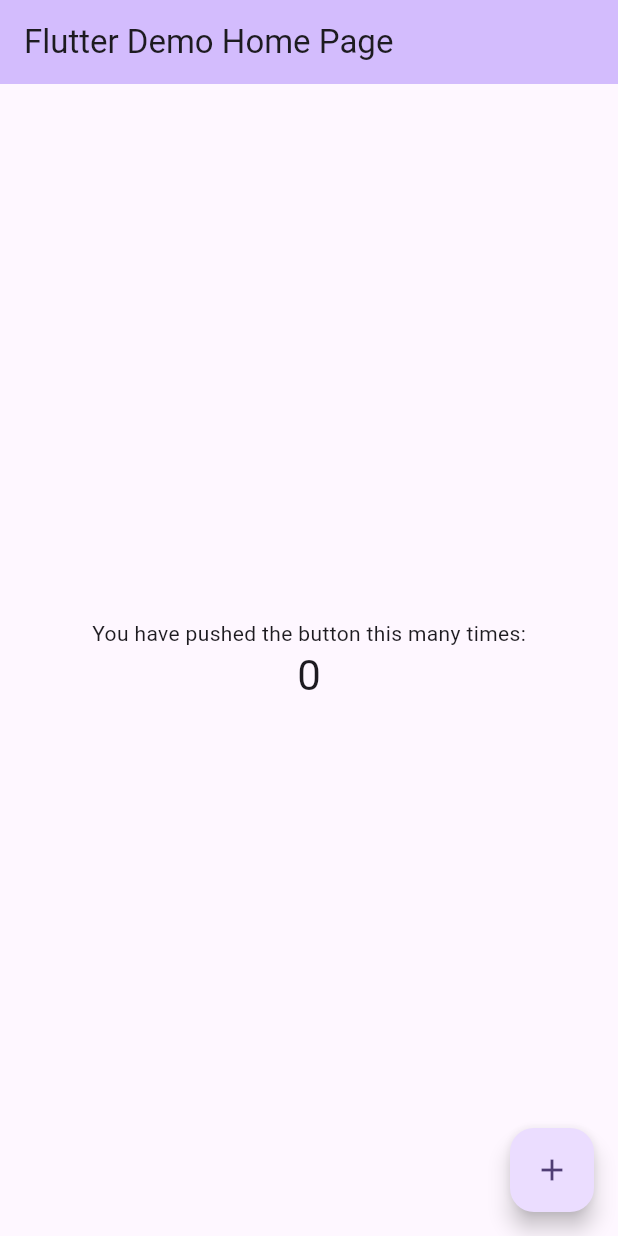
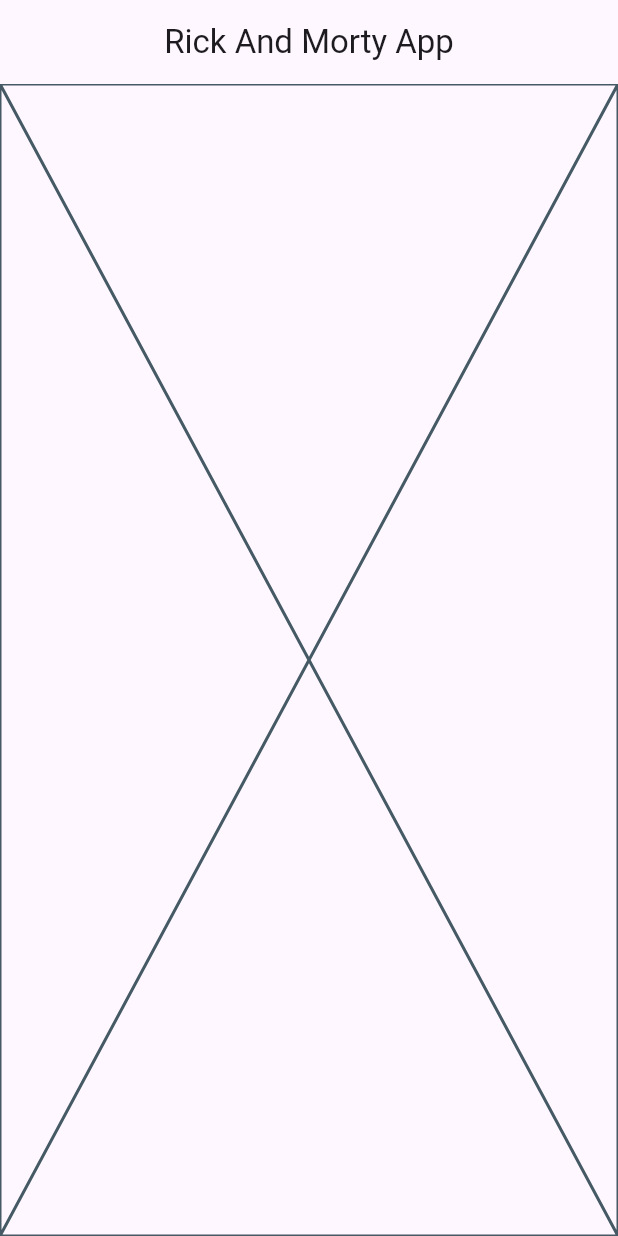
Before and after one commit to Sojourner64564/rick_morty_testapp, a Flutter app: the screen it shows after launch, on a phone screen of 412 x 824 dp. Run offline on Flutter 3.47's test engine with Material 3 defaults, Android fonts, the phone set to English and light mode, and no system bars.

Commit message:
накинуты папки архитектуры фич, добавлена заглушка начального экрана, добавлены зависимости

```diff
--- /dev/null
+++ b/lib/app.dart
@@ -0,0 +1,13 @@
+import 'package:flutter/material.dart';
+import 'package:rick_morty_testapp/features/main_screen_feature/presentation/main_screen.dart';
+
+class MyApp extends StatelessWidget {
+  const MyApp({super.key});
+
+  @override
+  Widget build(BuildContext context) {
+    return const MaterialApp(
+      home: MainScreen(),
+    );
+  }
+}
--- /dev/null
+++ b/lib/features/main_screen_feature/presentation/main_page.dart
@@ -0,0 +1,10 @@
+import 'package:flutter/material.dart';
+
+class MainPage extends StatelessWidget {
+  const MainPage({super.key});
+
+  @override
+  Widget build(BuildContext context) {
+    return const Placeholder();
+  }
+}
--- /dev/null
+++ b/lib/features/main_screen_feature/presentation/main_screen.dart
@@ -0,0 +1,19 @@
+import 'package:flutter/material.dart';
+import 'package:rick_morty_testapp/features/main_screen_feature/presentation/main_page.dart';
+
+class MainScreen extends StatelessWidget {
+  const MainScreen({super.key});
+
+  @override
+  Widget build(BuildContext context) {
+    return Scaffold(
+      appBar: AppBar(
+        centerTitle: true,
+        title: const Text(
+          'Rick And Morty App',
+        ),
+      ),
+      body: const MainPage(),
+    );
+  }
+}
--- a/lib/main.dart
+++ b/lib/main.dart
@@ -1,125 +1,6 @@
 import 'package:flutter/material.dart';
+import 'package:rick_morty_testapp/app.dart';
 
 void main() {
   runApp(const MyApp());
 }
-
-class MyApp extends StatelessWidget {
-  const MyApp({super.key});
-
-  // This widget is the root of your application.
-  @override
-  Widget build(BuildContext context) {
-    return MaterialApp(
-      title: 'Flutter Demo',
-      theme: ThemeData(
-        // This is the theme of your application.
-        //
-        // TRY THIS: Try running your application with "flutter run". You'll see
-        // the application has a purple toolbar. Then, without quitting the app,
-        // try changing the seedColor in the colorScheme below to Colors.green
-        // and then invoke "hot reload" (save your changes or press the "hot
-        // reload" button in a Flutter-supported IDE, or press "r" if you used
-        // the command line to start the app).
-        //
-        // Notice that the counter didn't reset back to zero; the application
-        // state is not lost during the reload. To reset the state, use hot
-        // restart instead.
-        //
-        // This works for code too, not just values: Most code changes can be
-        // tested with just a hot reload.
-        colorScheme: ColorScheme.fromSeed(seedColor: Colors.deepPurple),
-        useMaterial3: true,
-      ),
-      home: const MyHomePage(title: 'Flutter Demo Home Page'),
-    );
-  }
-}
-
-class MyHomePage extends StatefulWidget {
-  const MyHomePage({super.key, required this.title});
-
-  // This widget is the home page of your application. It is stateful, meaning
-  // that it has a State object (defined below) that contains fields that affect
-  // how it looks.
-
-  // This class is the configuration for the state. It holds the values (in this
-  // case the title) provided by the parent (in this case the App widget) and
-  // used by the build method of the State. Fields in a Widget subclass are
-  // always marked "final".
-
-  final String title;
-
-  @override
-  State<MyHomePage> createState() => _MyHomePageState();
-}
-
-class _MyHomePageState extends State<MyHomePage> {
-  int _counter = 0;
-
-  void _incrementCounter() {
-    setState(() {
-      // This call to setState tells the Flutter framework that something has
-      // changed in this State, which causes it to rerun the build method below
-      // so that the display can reflect the updated values. If we changed
-      // _counter without calling setState(), then the build method would not be
-      // called again, and so nothing would appear to happen.
-      _counter++;
-    });
-  }
-
-  @override
-  Widget build(BuildContext context) {
-    // This method is rerun every time setState is called, for instance as done
-    // by the _incrementCounter method above.
-    //
-    // The Flutter framework has been optimized to make rerunning build methods
-    // fast, so that you can just rebuild anything that needs updating rather
-    // than having to individually change instances of widgets.
-    return Scaffold(
-      appBar: AppBar(
-        // TRY THIS: Try changing the color here to a specific color (to
-        // Colors.amber, perhaps?) and trigger a hot reload to see the AppBar
-        // change color while the other colors stay the same.
-        backgroundColor: Theme.of(context).colorScheme.inversePrimary,
-        // Here we take the value from the MyHomePage object that was created by
-        // the App.build method, and use it to set our appbar title.
-        title: Text(widget.title),
-      ),
-      body: Center(
-        // Center is a layout widget. It takes a single child and positions it
-        // in the middle of the parent.
-        child: Column(
-          // Column is also a layout widget. It takes a list of children and
-          // arranges them vertically. By default, it sizes itself to fit its
-          // children horizontally, and tries to be as tall as its parent.
-          //
-          // Column has various properties to control how it sizes itself and
-          // how it positions its children. Here we use mainAxisAlignment to
-          // center the children vertically; the main axis here is the vertical
-          // axis because Columns are vertical (the cross axis would be
-          // horizontal).
-          //
-          // TRY THIS: Invoke "debug painting" (choose the "Toggle Debug Paint"
-          // action in the IDE, or press "p" in the console), to see the
-          // wireframe for each widget.
-          mainAxisAlignment: MainAxisAlignment.center,
-          children: <Widget>[
-            const Text(
-              'You have pushed the button this many times:',
-            ),
-            Text(
-              '$_counter',
-              style: Theme.of(context).textTheme.headlineMedium,
-            ),
-          ],
-        ),
-      ),
-      floatingActionButton: FloatingActionButton(
-        onPressed: _incrementCounter,
-        tooltip: 'Increment',
-        child: const Icon(Icons.add),
-      ), // This trailing comma makes auto-formatting nicer for build methods.
-    );
-  }
-}
```
Also changed, not shown: pubspec.yaml (+12 -1 lines), pubspec.lock, 2 other files.
